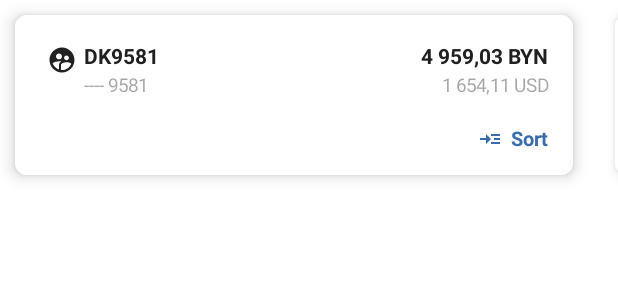
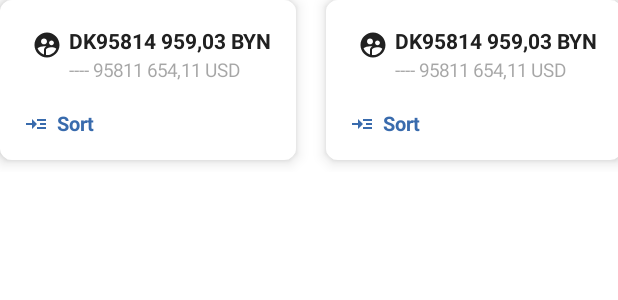
Before and after one commit to FestakEvgeny/PriorCopy, an Android app built with Jetpack Compose: the @Preview function CardComponentsListPreview, on a phone screen of 412 x 824 dp. Shown: the top 300 px of the screen. Run offline under Robolectric (Android 15) with nearby library versions, the phone set to English and light mode, and no system bars; libraries missing offline, so code that uses them is left out: fetskovich.evgeny.architecture, fetskovich.evgeny.entity.

Commit message:
Design fix.

```diff
--- a/androidApp/app/src/main/java/fetskovich/evgeny/app/features/ui/core/main/products/ui/myproducts/cards/CardListComponent.kt
+++ b/androidApp/app/src/main/java/fetskovich/evgeny/app/features/ui/core/main/products/ui/myproducts/cards/CardListComponent.kt
@@ -19,7 +19,6 @@
 import androidx.compose.runtime.Composable
 import androidx.compose.ui.Alignment
 import androidx.compose.ui.Modifier
-import androidx.compose.ui.platform.LocalConfiguration
 import androidx.compose.ui.res.painterResource
 import androidx.compose.ui.res.stringResource
 import androidx.compose.ui.text.font.FontWeight
@@ -37,7 +36,6 @@
     onSortChange: () -> Unit,
     modifier: Modifier
 ) {
-    val screenWidth = LocalConfiguration.current.screenWidthDp.dp - 20.dp
 
     if (items.isEmpty()) {
         CardNotFoundComponent(
@@ -46,7 +44,10 @@
     } else {
         LazyRow(
             horizontalArrangement = Arrangement.spacedBy(8.dp),
-            modifier = modifier,
+            modifier = Modifier
+                .padding(
+                    bottom = 8.dp
+                )
         ) {
             items(
                 items = items,
@@ -57,8 +58,10 @@
                 CardComponent(
                     item = item,
                     onSortChange = onSortChange,
-                    modifier = Modifier
-                        .width(screenWidth)
+                    modifier = modifier
+                        .padding(
+                            end = 12.dp,
+                        )
                 )
             }
         }
@@ -70,13 +73,10 @@
     modifier: Modifier
 ) {
     Card(
-        elevation = 4.dp,
+        elevation = 6.dp,
         backgroundColor = ApplicationTheme.colors.background,
         modifier = modifier
-            .fillMaxWidth()
             .padding(
-                start = 16.dp,
-                end = 16.dp,
                 bottom = 8.dp,
             ),
     ) {
@@ -123,9 +123,6 @@
         elevation = 6.dp,
         backgroundColor = ApplicationTheme.colors.background,
         modifier = modifier
-            .padding(
-                all = 10.dp
-            ),
     ) {
         Column(
             modifier = Modifier
--- a/androidApp/app/src/main/java/fetskovich/evgeny/app/features/ui/core/main/products/ui/myproducts/credits/CreditsListComponent.kt
+++ b/androidApp/app/src/main/java/fetskovich/evgeny/app/features/ui/core/main/products/ui/myproducts/credits/CreditsListComponent.kt
@@ -35,13 +35,10 @@
     modifier: Modifier
 ) {
     Card(
-        elevation = 4.dp,
+        elevation = 6.dp,
         backgroundColor = ApplicationTheme.colors.background,
         modifier = modifier
-            .fillMaxWidth()
             .padding(
-                start = 16.dp,
-                end = 16.dp,
                 bottom = 8.dp,
             ),
     ) {
--- a/androidApp/app/src/main/java/fetskovich/evgeny/app/features/ui/core/main/products/ui/myproducts/deposits/DepositsListComponent.kt
+++ b/androidApp/app/src/main/java/fetskovich/evgeny/app/features/ui/core/main/products/ui/myproducts/deposits/DepositsListComponent.kt
@@ -35,13 +35,10 @@
     modifier: Modifier
 ) {
     Card(
-        elevation = 4.dp,
+        elevation = 6.dp,
         backgroundColor = ApplicationTheme.colors.background,
         modifier = modifier
-            .fillMaxWidth()
             .padding(
-                start = 16.dp,
-                end = 16.dp,
                 bottom = 8.dp,
             ),
     ) {
```
Also changed, not shown: androidApp/app/src/main/java/fetskovich/evgeny/app/features/ui/core/main/products/ui/myproducts/MyProductsComponent.kt (+9 -8 lines).
